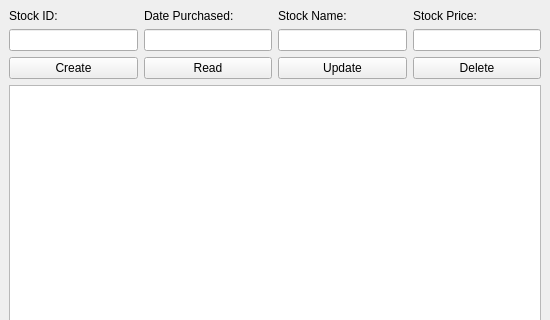
This is ui/CSVwindow.ui in GabrielBarnard/CRUD-for-Financial-Data as Qt 5 draws it before an edit; both pictures show x 0 to 550 and y 0 to 320 of the 550 by 550 pixel window. The edited form follows.
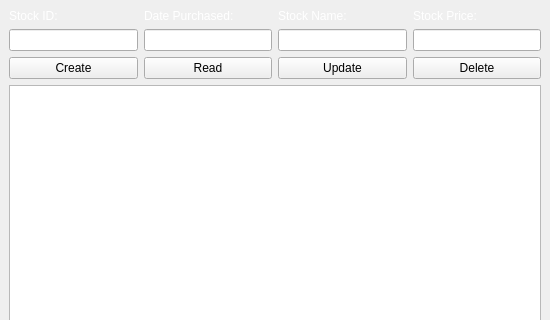
This is the edited form.

Commit message: fix: Updated ui files to ensure that label color is always white

```diff
--- a/ui/CSVwindow.ui
+++ b/ui/CSVwindow.ui
@@ -54,6 +54,9 @@
      <layout class="QHBoxLayout" name="horizontalLayout_2">
       <item>
        <widget class="QLabel" name="idLabel">
+        <property name="styleSheet">
+         <string notr="true">color: rgb(255, 255, 255);</string>
+        </property>
         <property name="text">
          <string>Stock ID:</string>
         </property>
@@ -61,6 +64,9 @@
       </item>
       <item>
        <widget class="QLabel" name="dateLabel">
+        <property name="styleSheet">
+         <string notr="true">color: rgb(255, 255, 255);</string>
+        </property>
         <property name="text">
          <string>Date Purchased:</string>
         </property>
@@ -68,6 +74,9 @@
       </item>
       <item>
        <widget class="QLabel" name="nameLabel">
+        <property name="styleSheet">
+         <string notr="true">color: rgb(255, 255, 255);</string>
+        </property>
         <property name="text">
          <string>Stock Name:</string>
         </property>
@@ -75,6 +84,9 @@
       </item>
       <item>
        <widget class="QLabel" name="priceLabel">
+        <property name="styleSheet">
+         <string notr="true">color: rgb(255, 255, 255);</string>
+        </property>
         <property name="text">
          <string>Stock Price:</string>
         </property>
```
The commit also changes 3 other files.
